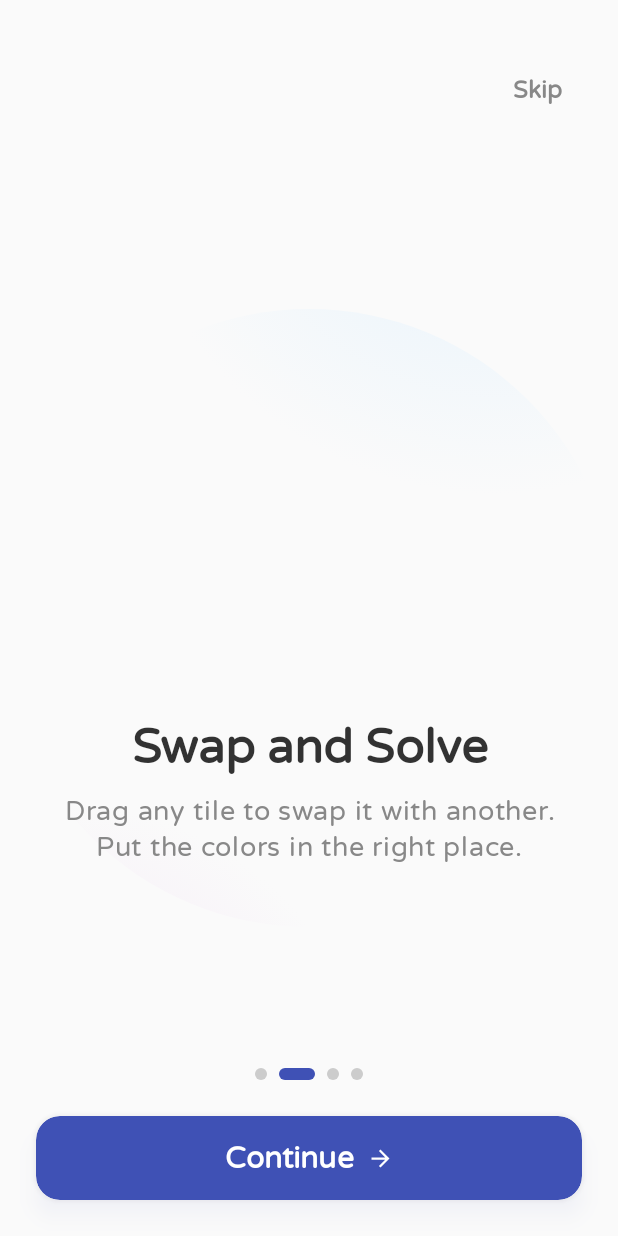
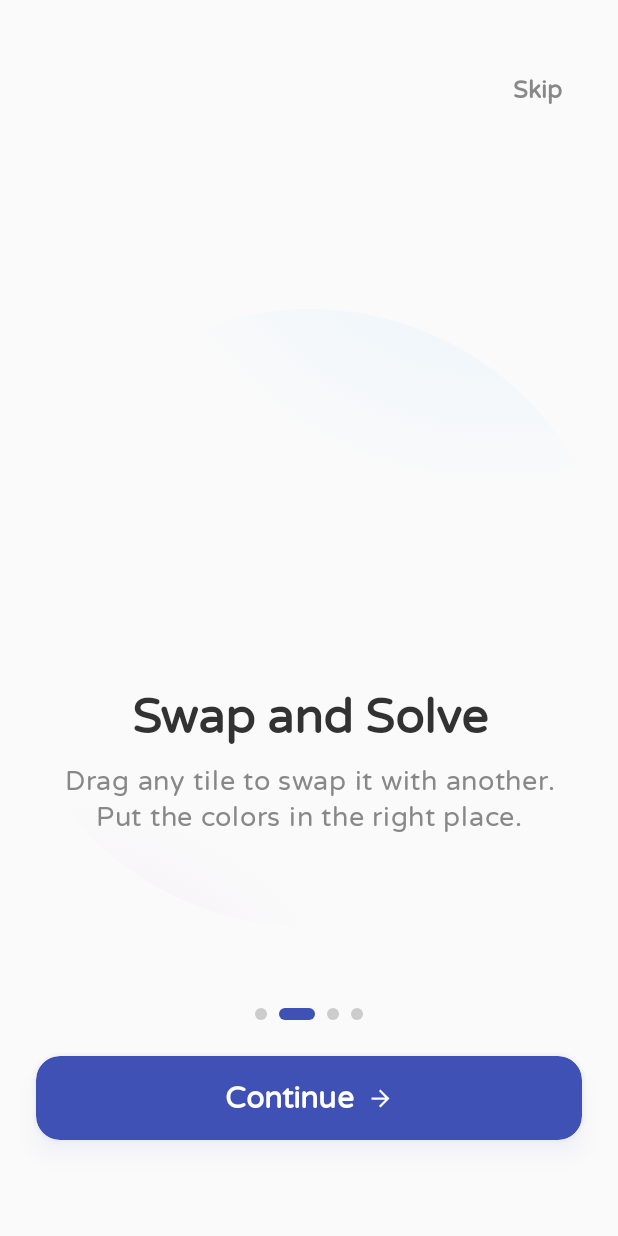
Before and after one commit to akinalpfdn/SortueKotlin, an Android app built with Jetpack Compose: the composable LandingView shown on its own in the app's theme, after a tap on "Continue", on a phone screen of 412 x 824 dp. Run offline under Robolectric (Android 15) with nearby library versions, the phone set to English and light mode, and no system bars; 1 other tap on this screen came first.

Commit message:
landing view fixed

```diff
--- a/app/build.gradle.kts
+++ b/app/build.gradle.kts
@@ -14,8 +14,8 @@ android {
         applicationId = "com.akinalpfdn.sortue"
         minSdk = 26
         targetSdk = 36
-        versionCode = 5
-        versionName = "2.1"
+        versionCode = 6
+        versionName = "2.2"
 
         testInstrumentationRunner = "androidx.test.runner.AndroidJUnitRunner"
     }
--- a/app/src/main/java/com/akinalpfdn/sortue/ui/views/LandingView.kt
+++ b/app/src/main/java/com/akinalpfdn/sortue/ui/views/LandingView.kt
@@ -72,7 +72,7 @@ fun LandingView(
         Column(
             modifier = Modifier
                 .fillMaxSize()
-                .padding(top = 40.dp, bottom = 24.dp), // Reduced bottom padding
+                .padding(top = 40.dp, bottom = 64.dp), // Increased padding for small screens/nav bar
             horizontalAlignment = Alignment.CenterHorizontally
         ) {
             // 1. Header (Skip Button)
@@ -417,7 +417,7 @@ fun WelcomeAnimation() {
 
     Box(
         modifier = Modifier
-            .size(200.dp)
+            .size(220.dp)
             .scale(scale)
             .shadow(20.dp, CircleShape, spotColor = Color(0xFF9C27B0).copy(alpha = 0.3f))
             .background(
@@ -427,7 +427,7 @@ fun WelcomeAnimation() {
             ),
         contentAlignment = Alignment.Center
     ) {
-        Box(modifier = Modifier.size(190.dp).background(Color.White, CircleShape))
+        Box(modifier = Modifier.size(210.dp).background(Color.White, CircleShape))
         Text(
             text = stringResource(R.string.app_name),
             style = MaterialTheme.typography.displayLarge.copy(
```
